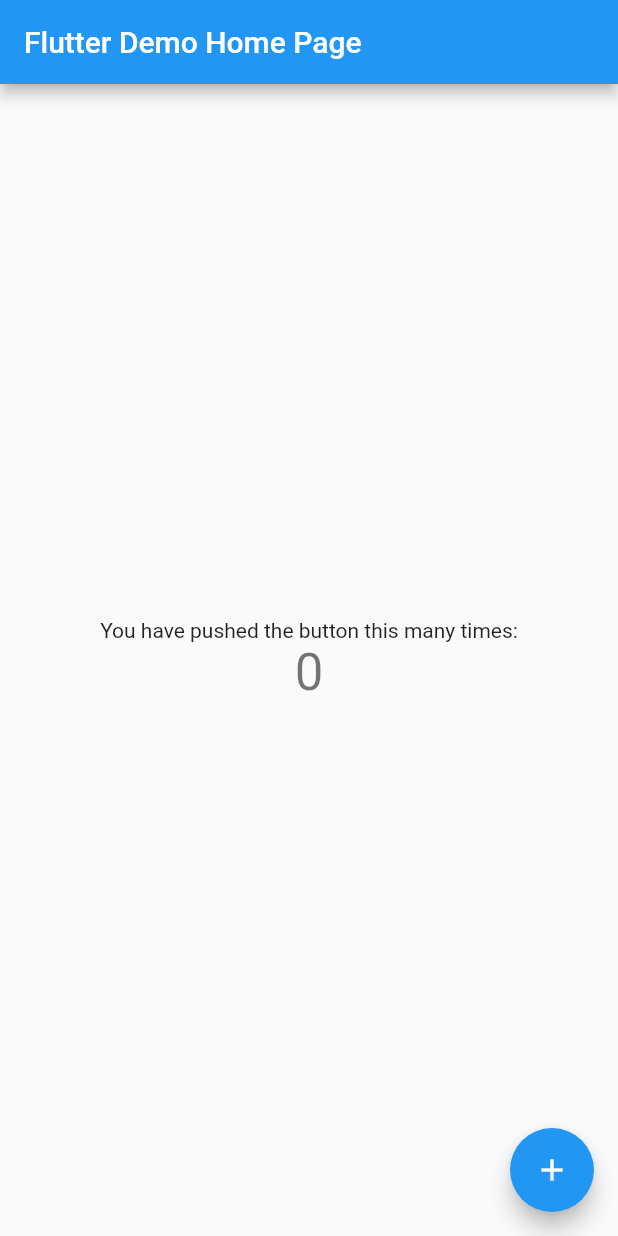
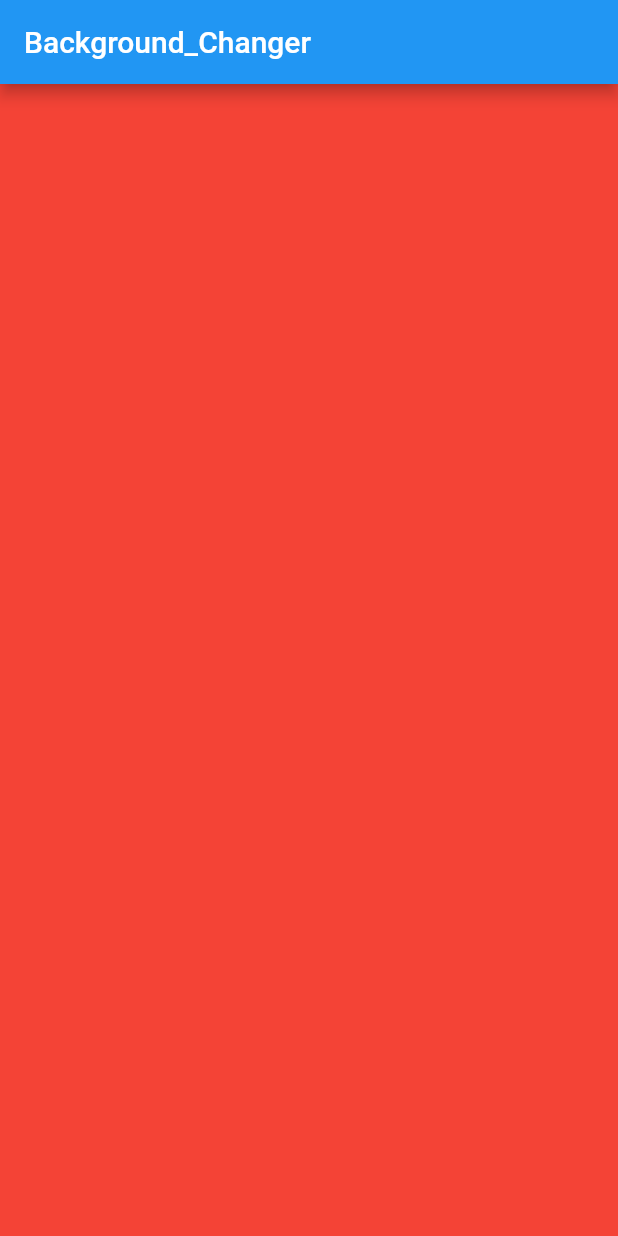
Before and after one commit to AMG2001/udemy_projects_course_section_5, a Flutter app: the screen it shows after launch, on a phone screen of 412 x 824 dp. Run offline on Flutter 3.47's test engine with Material 2 defaults, Android fonts, the phone set to English and light mode, and no system bars.

Commit message:
project_finished ##

```diff
--- a/background_changer/lib/main.dart
+++ b/background_changer/lib/main.dart
@@ -1,115 +1,19 @@
+import 'package:background_changer/pages/home_page.dart';
 import 'package:flutter/material.dart';
 
-void main() {
-  runApp(const MyApp());
+void main(){
+  runApp(MyApp());
 }
 
 class MyApp extends StatelessWidget {
   const MyApp({Key? key}) : super(key: key);
 
-  // This widget is the root of your application.
   @override
   Widget build(BuildContext context) {
     return MaterialApp(
-      title: 'Flutter Demo',
-      theme: ThemeData(
-        // This is the theme of your application.
-        //
-        // Try running your application with "flutter run". You'll see the
-        // application has a blue toolbar. Then, without quitting the app, try
-        // changing the primarySwatch below to Colors.green and then invoke
-        // "hot reload" (press "r" in the console where you ran "flutter run",
-        // or simply save your changes to "hot reload" in a Flutter IDE).
-        // Notice that the counter didn't reset back to zero; the application
-        // is not restarted.
-        primarySwatch: Colors.blue,
-      ),
-      home: const MyHomePage(title: 'Flutter Demo Home Page'),
+      debugShowCheckedModeBanner: false,
+      home: HomePage(),
+      title: "Background_Changer",
     );
   }
 }
-
-class MyHomePage extends StatefulWidget {
-  const MyHomePage({Key? key, required this.title}) : super(key: key);
-
-  // This widget is the home page of your application. It is stateful, meaning
-  // that it has a State object (defined below) that contains fields that affect
-  // how it looks.
-
-  // This class is the configuration for the state. It holds the values (in this
-  // case the title) provided by the parent (in this case the App widget) and
-  // used by the build method of the State. Fields in a Widget subclass are
-  // always marked "final".
-
-  final String title;
-
-  @override
-  State<MyHomePage> createState() => _MyHomePageState();
-}
-
-class _MyHomePageState extends State<MyHomePage> {
-  int _counter = 0;
-
-  void _incrementCounter() {
-    setState(() {
-      // This call to setState tells the Flutter framework that something has
-      // changed in this State, which causes it to rerun the build method below
-      // so that the display can reflect the updated values. If we changed
-      // _counter without calling setState(), then the build method would not be
-      // called again, and so nothing would appear to happen.
-      _counter++;
-    });
-  }
-
-  @override
-  Widget build(BuildContext context) {
-    // This method is rerun every time setState is called, for instance as done
-    // by the _incrementCounter method above.
-    //
-    // The Flutter framework has been optimized to make rerunning build methods
-    // fast, so that you can just rebuild anything that needs updating rather
-    // than having to individually change instances of widgets.
-    return Scaffold(
-      appBar: AppBar(
-        // Here we take the value from the MyHomePage object that was created by
-        // the App.build method, and use it to set our appbar title.
-        title: Text(widget.title),
-      ),
-      body: Center(
-        // Center is a layout widget. It takes a single child and positions it
-        // in the middle of the parent.
-        child: Column(
-          // Column is also a layout widget. It takes a list of children and
-          // arranges them vertically. By default, it sizes itself to fit its
-          // children horizontally, and tries to be as tall as its parent.
-          //
-          // Invoke "debug painting" (press "p" in the console, choose the
-          // "Toggle Debug Paint" action from the Flutter Inspector in Android
-          // Studio, or the "Toggle Debug Paint" command in Visual Studio Code)
-          // to see the wireframe for each widget.
-          //
-          // Column has various properties to control how it sizes itself and
-          // how it positions its children. Here we use mainAxisAlignment to
-          // center the children vertically; the main axis here is the vertical
-          // axis because Columns are vertical (the cross axis would be
-          // horizontal).
-          mainAxisAlignment: MainAxisAlignment.center,
-          children: <Widget>[
-            const Text(
-              'You have pushed the button this many times:',
-            ),
-            Text(
-              '$_counter',
-              style: Theme.of(context).textTheme.headline4,
-            ),
-          ],
-        ),
-      ),
-      floatingActionButton: FloatingActionButton(
-        onPressed: _incrementCounter,
-        tooltip: 'Increment',
-        child: const Icon(Icons.add),
-      ), // This trailing comma makes auto-formatting nicer for build methods.
-    );
-  }
-}
--- /dev/null
+++ b/background_changer/lib/pages/home_page.dart
@@ -0,0 +1,41 @@
+import 'dart:math';
+
+import 'package:flutter/material.dart';
+
+class HomePage extends StatelessWidget {
+  List<Color> colorsList = [
+    Colors.red,
+    Colors.green,
+    Colors.blueAccent,
+    Colors.white,
+    Colors.yellow
+  ];
+  var random = new Random();
+  late int colorIndex = random.nextInt(colorsList.length);
+
+  @override
+  Widget build(BuildContext context) {
+    return Scaffold(
+      appBar: AppBar(
+        title: Text("Background_Changer"),
+      ),
+      body: StatefulBuilder(
+        builder: (context, setState) {
+          return SafeArea(
+              child: GestureDetector(
+            onTap: () {
+              setState((){
+                colorIndex = random.nextInt(colorsList.length);
+              });
+            },
+            child: Container(
+              height: MediaQuery.of(context).size.height,
+              width: MediaQuery.of(context).size.width,
+              color: colorsList[colorIndex],
+            ),
+          ));
+        },
+      ),
+    );
+  }
+}
```
